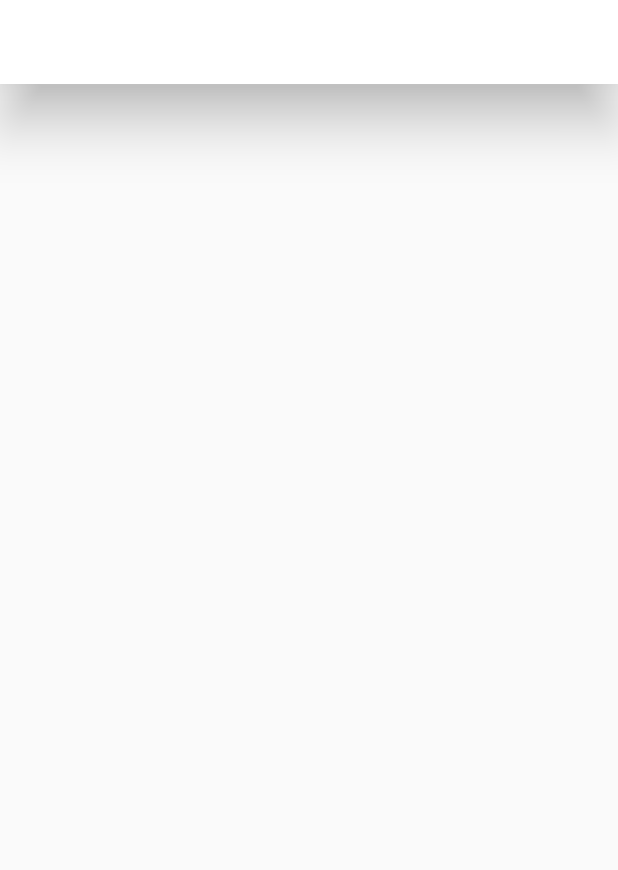
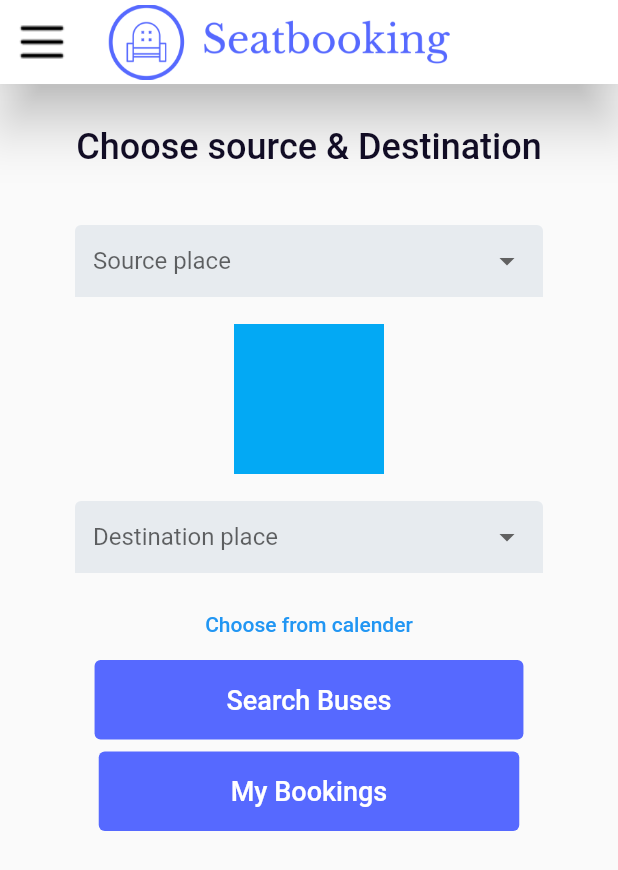
Before and after one commit to TharisikaSivaraja/busnew, a Flutter app: the screen it shows after launch, after a tap on "Sign In", on a phone screen of 412 x 824 dp. Shown: the top 870 px of the screen. Run offline on Flutter 3.47's test engine with Material 2 defaults, Android fonts, the phone set to English and light mode, and no system bars; missing offline and left inert: awesome_calendar.

Commit message:
Created booking UI

```diff
--- a/lib/module/auth/screen/sign_in.dart
+++ b/lib/module/auth/screen/sign_in.dart
@@ -1,7 +1,7 @@
 import 'package:busnew_app/module/auth/screen/sign_up.dart';
 import 'package:flutter/material.dart';
 
-import '../../booking/screen/bus_search.dart';
+import '../../bus/screen/bus_search.dart';
 
 class SignIn extends StatefulWidget {
   const SignIn({Key? key}) : super(key: key);
--- a/lib/module/auth/screen/sign_up.dart
+++ b/lib/module/auth/screen/sign_up.dart
@@ -1,7 +1,6 @@
 import 'package:busnew_app/module/auth/screen/sign_in.dart';
 import 'package:flutter/material.dart';
-
-import '../../booking/screen/bus_search.dart';
+import '../../bus/screen/bus_search.dart';
 
 class SignUP extends StatefulWidget {
   const SignUP({Key? key}) : super(key: key);
--- a/lib/module/booking/screen/bus_search.dart
+++ /dev/null
@@ -1,25 +0,0 @@
-
-import 'package:flutter/material.dart';
-
-class BusSearch extends StatefulWidget {
-  const BusSearch({Key? key}) : super(key: key);
-
-  static route() => MaterialPageRoute(builder: (context) => BusSearch());
-
-  @override
-  State<BusSearch> createState() => _BusSearchState();
-}
-
-class _BusSearchState extends State<BusSearch> {
-  @override
-  Widget build(BuildContext context) {
-    return  Scaffold(
-        appBar: AppBar(
-        title: Text('hello'),
-    centerTitle: true,
-    elevation: 15.0,
-    backgroundColor: Colors.white,
-    ),
-    body: Column());
-  }
-}
--- /dev/null
+++ b/lib/module/bus/screen/bus_search.dart
@@ -0,0 +1,151 @@
+import 'package:awesome_calendar/awesome_calendar.dart';
+import 'package:busnew_app/module/booking/screen/my_booking.dart';
+import 'package:flutter/material.dart';
+
+class BusSearch extends StatefulWidget {
+  const BusSearch({Key? key}) : super(key: key);
+
+  static route() => MaterialPageRoute(builder: (context) => BusSearch());
+
+  @override
+  State<BusSearch> createState() => _BusSearchState();
+}
+
+class _BusSearchState extends State<BusSearch> {
+  Future<void> multiSelectPicker(BuildContext context) async {
+    final List<DateTime>? picked = await showDialog<List<DateTime>>(
+      context: context,
+      builder: (BuildContext context) {
+        return const AwesomeCalendarDialog(
+          selectionMode: SelectionMode.range,
+          canToggleRangeSelection: true,
+        );
+      },
+    );
+    if (picked != null) {}
+  }
+  @override
+  Widget build(BuildContext context) {
+    var itemsData = ['Jaffna','Kandy','Colombo'];
+
+    List<DropdownMenuItem> items = itemsData.map((item) {
+      return DropdownMenuItem<dynamic>(
+        value: item,
+        child:Text(item),
+      );
+    }).toList();
+    return Scaffold(
+        appBar: AppBar(
+          leading: Container(
+              height: 50,
+              child: Image(
+                image: AssetImage('assets/image/menu.png'),
+              )),
+          title: Container(
+              height: 50,
+              child: Image(
+                image: AssetImage('assets/image/logo.png'),
+              )),
+          elevation: 15.0,
+          backgroundColor: Colors.white,
+        ),
+        body: Column(
+          children: [
+            Padding(
+              padding: const EdgeInsets.symmetric(vertical: 28, horizontal: 20),
+              child: Text('Choose source & Destination', style: TextStyle(fontSize: 24, fontWeight: FontWeight.w500, color: Color(0xFF120D26))),
+            ),
+            Padding(
+              padding: const EdgeInsets.symmetric(horizontal: 50.0,vertical: 10),
+              child: DropdownButtonFormField<dynamic>(
+                isExpanded: true,
+                decoration: const InputDecoration(
+                  filled: true,
+                  fillColor: Color(0xFFE7EBEF),
+                  enabledBorder: UnderlineInputBorder(borderSide: BorderSide(color: Color(0xFFE7EBEF))),
+                ),
+                isDense: true,
+                hint: Text("Source place"),
+                items: items,
+                onChanged: (value) => {},
+              ),
+            ),
+
+            Padding(
+              padding: const EdgeInsets.all(8.0),
+              child: Container(
+                width: 100,
+                height: 100,
+                color: Colors.lightBlue,
+              ),
+            ),
+
+            Padding(
+              padding: const EdgeInsets.symmetric(horizontal: 50.0,vertical: 10),
+              child: DropdownButtonFormField<dynamic>(
+                isExpanded: true,
+                decoration: const InputDecoration(
+                  filled: true,
+                  fillColor: Color(0xFFE7EBEF),
+                  enabledBorder: UnderlineInputBorder(borderSide: BorderSide(color: Color(0xFFE7EBEF))),
+                ),
+                isDense: true,
+                hint: Text("Destination place"),
+                items: items,
+                onChanged: (value) => {},
+              ),
+            ),
+            TextButton(
+              onPressed: () => {
+                multiSelectPicker(context)
+              },
+              child: Padding(
+                padding:
+                const EdgeInsets.symmetric(vertical: 8, horizontal: 120),
+                child: Text(
+                  "Choose from calender",
+                ),
+              ),
+            ),
+
+            Center(
+              child: TextButton(
+                onPressed: () => {
+                  Navigator.push(context, BusSearch.route())
+                },
+                child: Padding(
+                  padding:
+                  const EdgeInsets.symmetric(vertical: 8, horizontal: 80),
+                  child: Text(
+                    "Search Buses",
+                    style: TextStyle(color: Colors.white, fontSize: 18),
+                  ),
+                ),
+                style: TextButton.styleFrom(
+                  backgroundColor: Color(0xFF5669FF),
+                ),
+              ),
+            ),
+
+           Padding(
+             padding: const EdgeInsets.all(8.0),
+             child: Center(
+                  child: TextButton(
+                    onPressed: () => {
+                      Navigator.push(context, MyBooking.route())
+                    },
+                    child: Padding(
+                      padding:  const EdgeInsets.symmetric(vertical: 8, horizontal: 80),
+                      child: Text("My Bookings",style: TextStyle(color: Colors.white,fontSize: 18),),
+                    ),
+                    style: TextButton.styleFrom(
+                      backgroundColor: Color(0xFF5669FF),
+                    ),
+                  ),
+                ),
+           ),
+
+          ],
+        ));
+  }
+}
--- a/pubspec.yaml
+++ b/pubspec.yaml
@@ -35,6 +35,7 @@ dependencies:
   # The following adds the Cupertino Icons font to your application.
   # Use with the CupertinoIcons class for iOS style icons.
   cupertino_icons: ^1.0.2
+  awesome_calendar: 1.1.3
 
 dev_dependencies:
   flutter_test:
```
Also changed, not shown: lib/module/booking/screen/my_booking.dart (added, +77 -0 lines), pubspec.lock.
